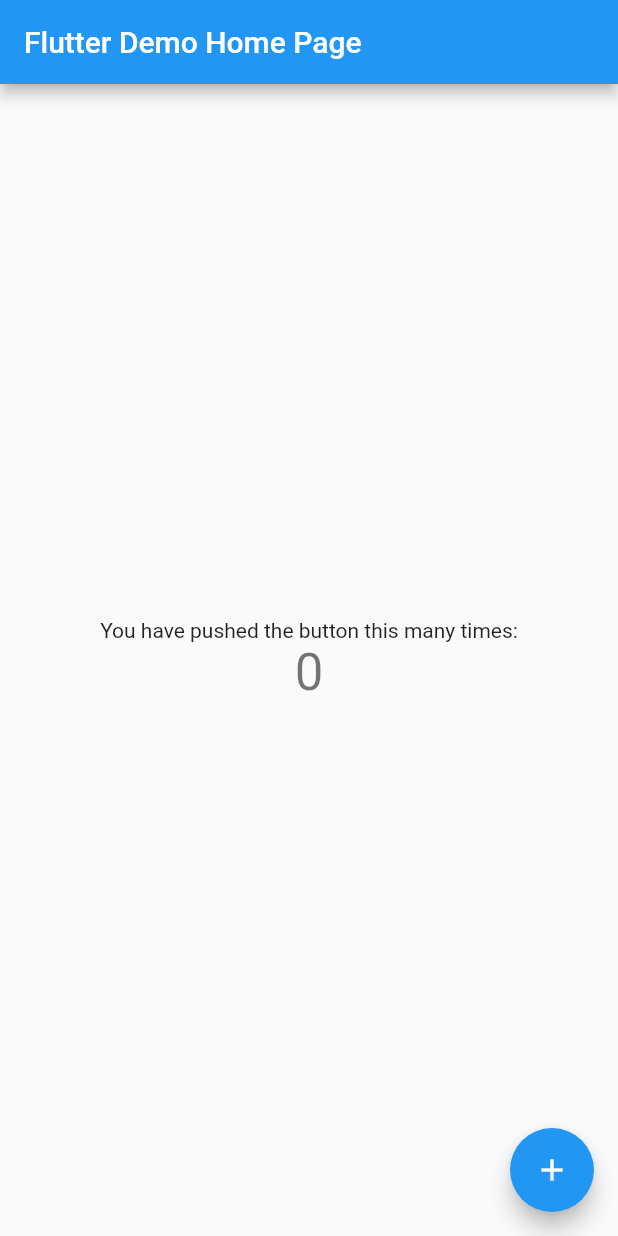
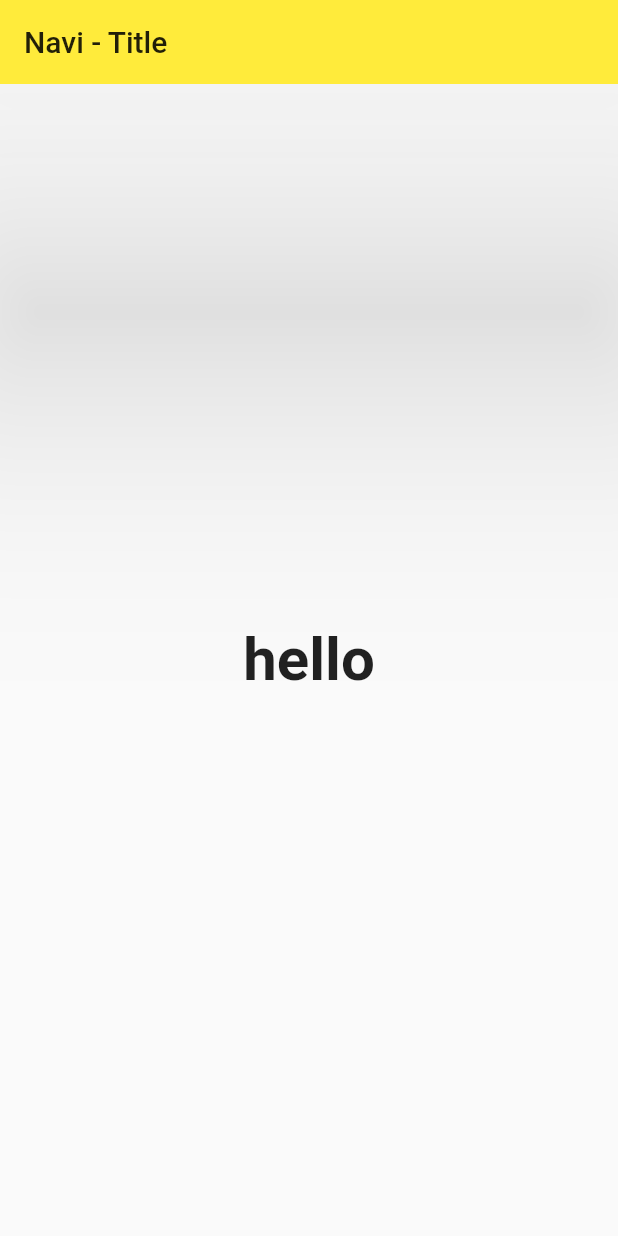
Before and after one commit to Hesland/ios_demo_flutter, a Flutter app: the screen it shows after launch, on a phone screen of 412 x 824 dp. Run offline on Flutter 3.47's test engine with Material 2 defaults, Android fonts, the phone set to English and light mode, and no system bars.

Commit message:
add some diy widget

```diff
--- a/lib/main.dart
+++ b/lib/main.dart
@@ -1,6 +1,47 @@
 import 'package:flutter/material.dart';
 
-void main() => runApp(MyApp());
+void main() {
+  runApp(ZRApp());
+}//=> runApp(ZRApp());
+
+class ZRApp extends StatelessWidget {
+@override
+  Widget build(BuildContext context) {
+    // TODO: implement build
+    return MaterialApp(
+      // home:Hello(),
+      home: Scaffold(// 导航模式
+        appBar:AppBar(
+          title:Text('Navi - Title'),
+          elevation: 90, // 阴影值
+        ),
+        body: Hello(),
+
+      ),
+      theme: ThemeData( // 设置风格
+        primarySwatch:Colors.yellow,
+      ),
+    );
+  }
+}
+
+class Hello extends StatelessWidget {
+  @override
+    Widget build(BuildContext context) {
+      // TODO: implement build
+      return Center(
+        child:Text(
+          'hello',
+          textDirection:TextDirection.ltr,
+          style: TextStyle(
+            fontSize:40.0,
+            fontWeight:FontWeight.bold,
+            color: Colors.black87,
+        )
+      ),
+    );
+  }
+}
 
 class MyApp extends StatelessWidget {
 // This widget is the root of your application.
@@ -95,7 +136,7 @@ class _MyHomePageState extends State<MyHomePage> {
           'You have pushed the button this many times:',
         ),
         Text(
-              '$_counter',
+          'times: $_counter',
           style: Theme.of(context).textTheme.display1,
         ),
       ],
```
Also changed, not shown: 31 other files. Lines whose indentation alone changed are shown as unchanged.
